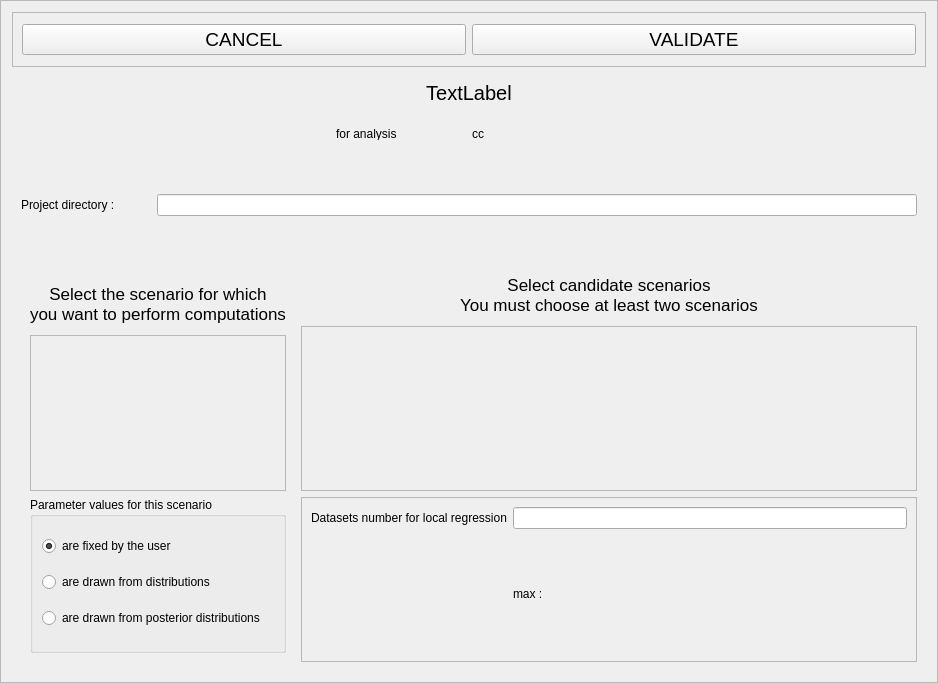
This is gui/src/uis/biasScenarioSelection.ui in cbgp/diyabc as Qt 5 draws it before an edit. The edited form follows.
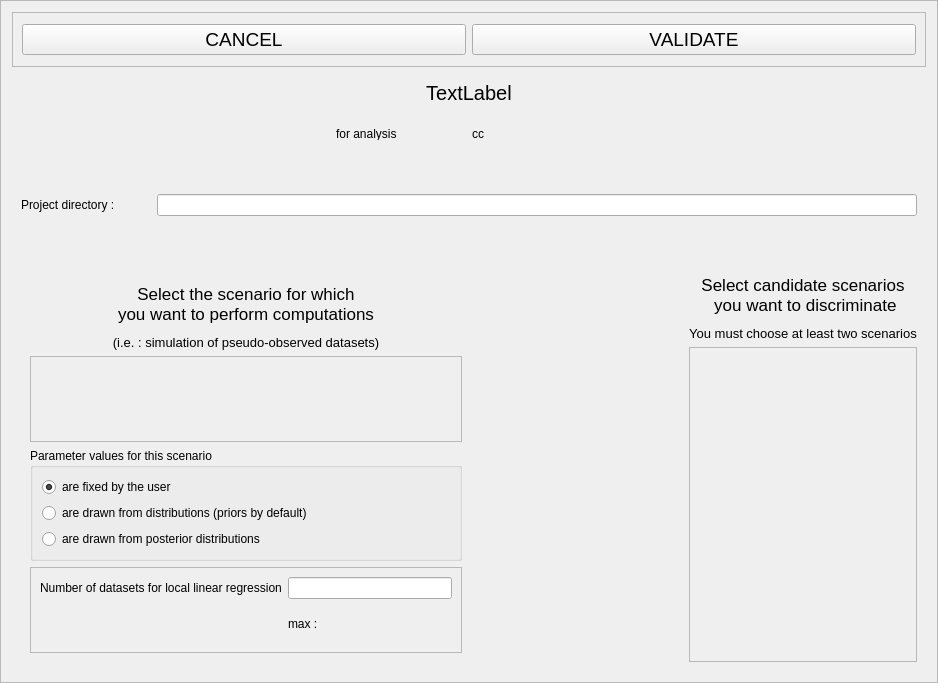
This is the edited form.

Commit message: better posterior integration for analisys confidence and bias : interface more user friendly, avoid prior config panel, to not test prior data sets number for bias

Diff of the .ui file:
```diff
--- a/gui/src/uis/biasScenarioSelection.ui
+++ b/gui/src/uis/biasScenarioSelection.ui
@@ -262,6 +262,18 @@
      <layout class="QHBoxLayout" name="horizontalLayout">
       <item>
        <widget class="QFrame" name="frame">
+        <property name="sizePolicy">
+         <sizepolicy hsizetype="Preferred" vsizetype="Preferred">
+          <horstretch>0</horstretch>
+          <verstretch>0</verstretch>
+         </sizepolicy>
+        </property>
+        <property name="minimumSize">
+         <size>
+          <width>450</width>
+          <height>0</height>
+         </size>
+        </property>
         <property name="maximumSize">
          <size>
           <width>350</width>
@@ -271,6 +283,12 @@
         <layout class="QVBoxLayout" name="verticalLayout">
          <item>
           <widget class="QLabel" name="selectionLabel">
+           <property name="sizePolicy">
+            <sizepolicy hsizetype="Preferred" vsizetype="Preferred">
+             <horstretch>0</horstretch>
+             <verstretch>0</verstretch>
+            </sizepolicy>
+           </property>
            <property name="minimumSize">
             <size>
              <width>0</width>
@@ -297,8 +315,35 @@
            </property>
           </widget>
          </item>
+         <item>
+          <widget class="QLabel" name="label">
+           <property name="sizePolicy">
+            <sizepolicy hsizetype="Preferred" vsizetype="Maximum">
+             <horstretch>0</horstretch>
+             <verstretch>0</verstretch>
+            </sizepolicy>
+           </property>
+           <property name="font">
+            <font>
+             <pointsize>10</pointsize>
+            </font>
+           </property>
+           <property name="text">
+            <string>(i.e. : simulation of pseudo-observed datasets)</string>
+           </property>
+           <property name="alignment">
+            <set>Qt::AlignCenter</set>
+           </property>
+          </widget>
+         </item>
          <item>
           <widget class="QFrame" name="scSelFrame">
+           <property name="sizePolicy">
+            <sizepolicy hsizetype="Maximum" vsizetype="Preferred">
+             <horstretch>0</horstretch>
+             <verstretch>0</verstretch>
+            </sizepolicy>
+           </property>
            <property name="maximumSize">
             <size>
              <width>500</width>
@@ -316,6 +361,12 @@
          </item>
          <item>
           <widget class="QGroupBox" name="parameterValuesGroupBox">
+           <property name="sizePolicy">
+            <sizepolicy hsizetype="Preferred" vsizetype="Preferred">
+             <horstretch>0</horstretch>
+             <verstretch>0</verstretch>
+            </sizepolicy>
+           </property>
            <property name="maximumSize">
             <size>
              <width>500</width>
@@ -328,6 +379,12 @@
            <layout class="QVBoxLayout" name="verticalLayout_3">
             <item>
              <widget class="QRadioButton" name="fixedRadio">
+              <property name="sizePolicy">
+               <sizepolicy hsizetype="Preferred" vsizetype="Fixed">
+                <horstretch>0</horstretch>
+                <verstretch>0</verstretch>
+               </sizepolicy>
+              </property>
               <property name="text">
                <string>are fixed by the user</string>
               </property>
@@ -338,13 +395,31 @@
             </item>
             <item>
              <widget class="QRadioButton" name="drawnPriorRadio">
+              <property name="sizePolicy">
+               <sizepolicy hsizetype="Preferred" vsizetype="Fixed">
+                <horstretch>0</horstretch>
+                <verstretch>0</verstretch>
+               </sizepolicy>
+              </property>
+              <property name="minimumSize">
+               <size>
+                <width>0</width>
+                <height>0</height>
+               </size>
+              </property>
               <property name="text">
-               <string>are drawn from distributions</string>
+               <string>are drawn from distributions (priors by default)</string>
               </property>
              </widget>
             </item>
             <item>
              <widget class="QRadioButton" name="drawnPosteriorRadio">
+              <property name="sizePolicy">
+               <sizepolicy hsizetype="Preferred" vsizetype="Fixed">
+                <horstretch>0</horstretch>
+                <verstretch>0</verstretch>
+               </sizepolicy>
+              </property>
               <property name="text">
                <string>are drawn from posterior distributions</string>
               </property>
@@ -353,9 +428,54 @@
            </layout>
           </widget>
          </item>
+         <item>
+          <widget class="QFrame" name="posteriorDataSetNumberFrame">
+           <property name="frameShape">
+            <enum>QFrame::StyledPanel</enum>
+           </property>
+           <property name="frameShadow">
+            <enum>QFrame::Raised</enum>
+           </property>
+           <layout class="QGridLayout" name="gridLayout">
+            <item row="0" column="1">
+             <widget class="QLineEdit" name="posteriorDataSetNumberEdit"/>
+            </item>
+            <item row="0" column="0">
+             <widget class="QLabel" name="posteriorDataSetNumberLabel">
+              <property name="text">
+               <string>Number of datasets for local linear regression</string>
+              </property>
+             </widget>
+            </item>
+            <item row="1" column="1">
+             <widget class="QLabel" name="maxPosteriorDataSetNumberLabel">
+              <property name="text">
+               <string>max : </string>
+              </property>
+             </widget>
+            </item>
+           </layout>
+          </widget>
+         </item>
         </layout>
        </widget>
       </item>
+      <item>
+       <spacer name="horizontalSpacer_3">
+        <property name="orientation">
+         <enum>Qt::Horizontal</enum>
+        </property>
+        <property name="sizeType">
+         <enum>QSizePolicy::Expanding</enum>
+        </property>
+        <property name="sizeHint" stdset="0">
+         <size>
+          <width>40</width>
+          <height>20</height>
+         </size>
+        </property>
+       </spacer>
+      </item>
       <item>
        <layout class="QVBoxLayout" name="verticalLayout_2">
         <item>
@@ -379,7 +499,28 @@
           </property>
           <property name="text">
            <string>Select candidate scenarios
-You must choose at least two scenarios</string>
+ you want to discriminate</string>
+          </property>
+          <property name="alignment">
+           <set>Qt::AlignCenter</set>
+          </property>
+         </widget>
+        </item>
+        <item>
+         <widget class="QLabel" name="candidateScenariosTipLabel">
+          <property name="sizePolicy">
+           <sizepolicy hsizetype="Preferred" vsizetype="Maximum">
+            <horstretch>0</horstretch>
+            <verstretch>0</verstretch>
+           </sizepolicy>
+          </property>
+          <property name="font">
+           <font>
+            <pointsize>10</pointsize>
+           </font>
+          </property>
+          <property name="text">
+           <string>You must choose at least two scenarios</string>
           </property>
           <property name="alignment">
            <set>Qt::AlignCenter</set>
@@ -397,35 +538,6 @@
           <layout class="QVBoxLayout" name="verticalLayout_6"/>
          </widget>
         </item>
-        <item>
-         <widget class="QFrame" name="posteriorDataSetNumberFrame">
-          <property name="frameShape">
-           <enum>QFrame::StyledPanel</enum>
-          </property>
-          <property name="frameShadow">
-           <enum>QFrame::Raised</enum>
-          </property>
-          <layout class="QGridLayout" name="gridLayout">
-           <item row="0" column="1">
-            <widget class="QLineEdit" name="posteriorDataSetNumberEdit"/>
-           </item>
-           <item row="0" column="0">
-            <widget class="QLabel" name="posteriorDataSetNumberLabel">
-             <property name="text">
-              <string>Datasets number for local regression</string>
-             </property>
-            </widget>
-           </item>
-           <item row="1" column="1">
-            <widget class="QLabel" name="maxPosteriorDataSetNumberLabel">
-             <property name="text">
-              <string>max : </string>
-             </property>
-            </widget>
-           </item>
-          </layout>
-         </widget>
-        </item>
        </layout>
       </item>
      </layout>
```
The commit also changes 1 other file.
